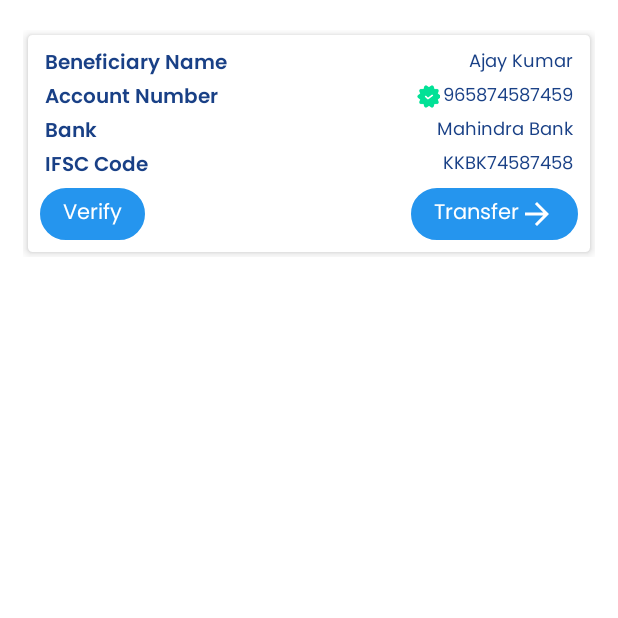
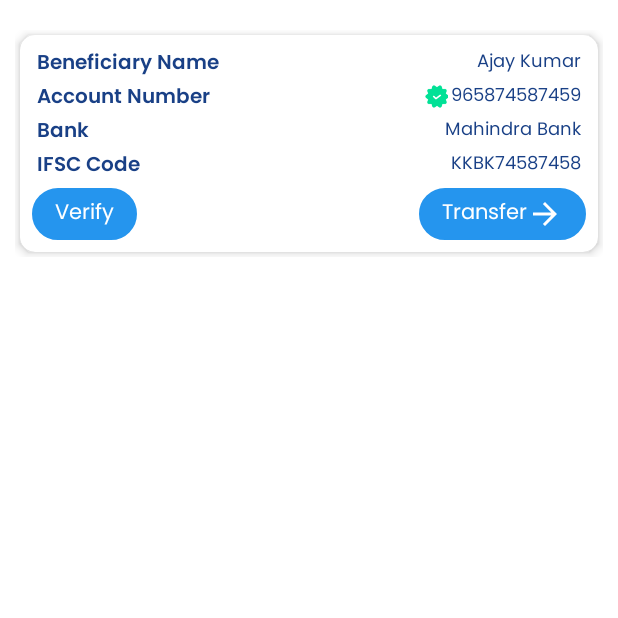
Before and after one commit to ajaysaw/sps_sdk, an Android app: the fragment TransferToBankAccountFragment shown on its own in the app's theme, on a phone screen of 412 x 824 dp, the top half of it. Run offline under Robolectric (Android 15) with nearby library versions, the phone set to English and light mode, and no system bars.

Commit message:
add padding

```diff
--- a/sps_lib/src/main/res/layout/fragment_transfer_to_bank_account.xml
+++ b/sps_lib/src/main/res/layout/fragment_transfer_to_bank_account.xml
@@ -19,9 +19,9 @@
         <LinearLayout
             android:layout_width="match_parent"
             android:layout_height="wrap_content"
-            android:layout_marginLeft="@dimen/dp15"
+            android:layout_marginLeft="@dimen/dp10"
             android:layout_marginTop="@dimen/dp10"
-            android:layout_marginRight="@dimen/dp15"
+            android:layout_marginRight="@dimen/dp10"
             android:orientation="vertical"
             android:theme="@style/Theme.SpsSdk">
 
@@ -30,7 +30,7 @@
                 android:layout_height="wrap_content"
                 android:layout_margin="@dimen/dp3"
                 app:cardBackgroundColor="@color/white"
-                app:cardCornerRadius="@dimen/dp3"
+                app:cardCornerRadius="@dimen/dp10"
                 app:cardElevation="@dimen/dp4">
 
                 <LinearLayout
```
